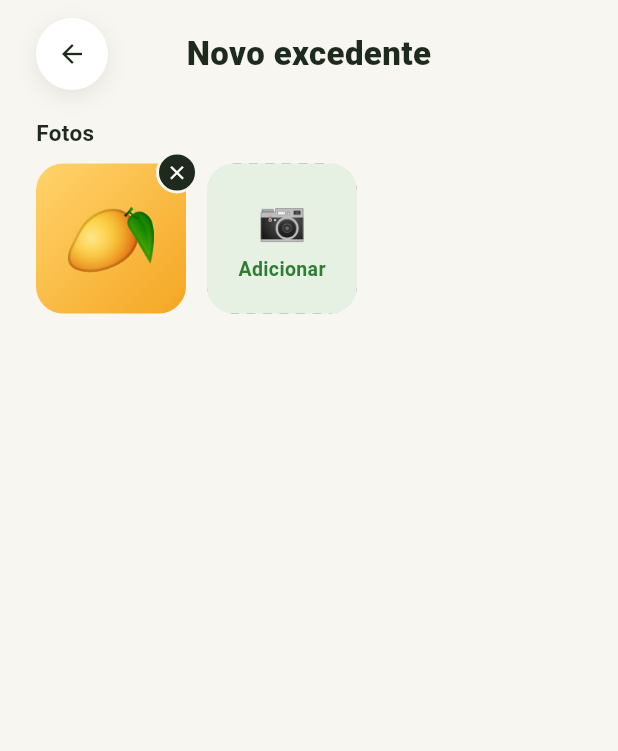
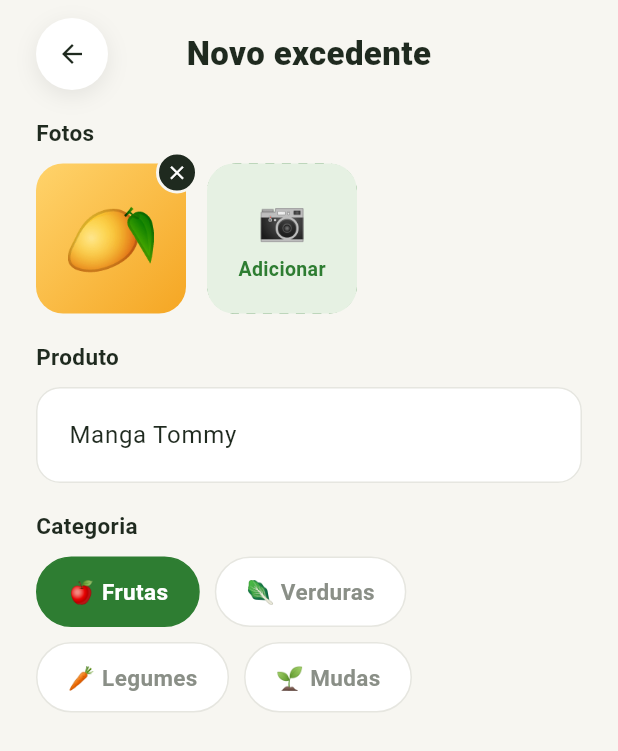
Before and after one commit to Henrique70638/PI_IV-TIME-28, a Flutter app: the screen it shows after launch, item 2 of the bottom bar chosen, on a phone screen of 412 x 824 dp. Shown: the top 751 px of the screen. Run offline on Flutter 3.47's test engine with Material 3 defaults, Android fonts, the phone set to English and light mode, and no system bars.

Commit message:
adiciona campo de produto e seletor de categoria

```diff
--- a/Front-End/app_flutter/lib/screens/publicar.dart
+++ b/Front-End/app_flutter/lib/screens/publicar.dart
@@ -8,6 +8,8 @@ const corTexto = Color(0xFF1F2A1F);
 const corCinza = Color(0xFF8A8F87);
 const corBorda = Color(0xFFE6E6E0);
 
+enum Categoria { frutas, verduras, legumes, mudas }
+
 class PublicarPage extends StatefulWidget {
   const PublicarPage({super.key});
 
@@ -17,6 +19,16 @@ class PublicarPage extends StatefulWidget {
 
 class _PublicarPageState extends State<PublicarPage> {
   final List<String> _fotos = ['🥭'];
+
+  final _produtoController = TextEditingController(text: 'Manga Tommy');
+
+  Categoria _categoria = Categoria.frutas;
+
+  @override
+  void dispose() {
+    _produtoController.dispose();
+    super.dispose();
+  }
 
   void _mostrarMensagem(String texto) {
     ScaffoldMessenger.of(context).showSnackBar(SnackBar(content: Text(texto)));
@@ -35,7 +47,14 @@ class _PublicarPageState extends State<PublicarPage> {
                 padding: const EdgeInsets.symmetric(horizontal: 24),
                 child: Column(
                   crossAxisAlignment: CrossAxisAlignment.stretch,
-                  children: [_rotulo('Fotos'), _fotosProduto()],
+                  children: [
+                    _rotulo('Fotos'),
+                    _fotosProduto(),
+                    _rotulo('Produto'),
+                    _campoProduto(),
+                    _rotulo('Categoria'),
+                    _seletorCategoria(),
+                  ],
                 ),
               ),
             ),
@@ -181,6 +200,71 @@ class _PublicarPageState extends State<PublicarPage> {
       ),
     );
   }
+
+
+  Widget _campoProduto() {
+    final borda = OutlineInputBorder(
+      borderRadius: BorderRadius.circular(16),
+      borderSide: const BorderSide(color: corBorda),
+    );
+
+    return TextField(
+      controller: _produtoController,
+      style: const TextStyle(fontSize: 16, color: corTexto),
+      decoration: InputDecoration(
+        hintText: 'Ex: Manga, alface, cenoura',
+        hintStyle: const TextStyle(color: corCinza),
+        filled: true,
+        fillColor: Colors.white,
+        contentPadding: const EdgeInsets.symmetric(
+          horizontal: 18,
+          vertical: 20,
+        ),
+        enabledBorder: borda,
+        focusedBorder: borda.copyWith(
+          borderSide: const BorderSide(color: corVerde, width: 2),
+        ),
+      ),
+    );
+  }
+
+  Widget _seletorCategoria() {
+    return Wrap(
+      spacing: 10,
+      runSpacing: 10,
+      children: [
+        _chipCategoria(Categoria.frutas, '🍎 Frutas'),
+        _chipCategoria(Categoria.verduras, '🥬 Verduras'),
+        _chipCategoria(Categoria.legumes, '🥕 Legumes'),
+        _chipCategoria(Categoria.mudas, '🌱 Mudas'),
+      ],
+    );
+  }
+
+  Widget _chipCategoria(Categoria categoria, String texto) {
+    final selecionado = _categoria == categoria;
+
+    return GestureDetector(
+      onTap: () => setState(() => _categoria = categoria),
+      child: AnimatedContainer(
+        duration: const Duration(milliseconds: 200),
+        padding: const EdgeInsets.symmetric(horizontal: 20, vertical: 12),
+        decoration: BoxDecoration(
+          color: selecionado ? corVerde : Colors.white,
+          borderRadius: BorderRadius.circular(30),
+          border: Border.all(color: selecionado ? corVerde : corBorda),
+        ),
+        child: Text(
+          texto,
+          style: TextStyle(
+            fontSize: 15,
+            fontWeight: FontWeight.w700,
+            color: selecionado ? Colors.white : corCinza,
+          ),
+        ),
+      ),
+    );
+  }
 }
 
 class _BordaTracejada extends CustomPainter {
```
